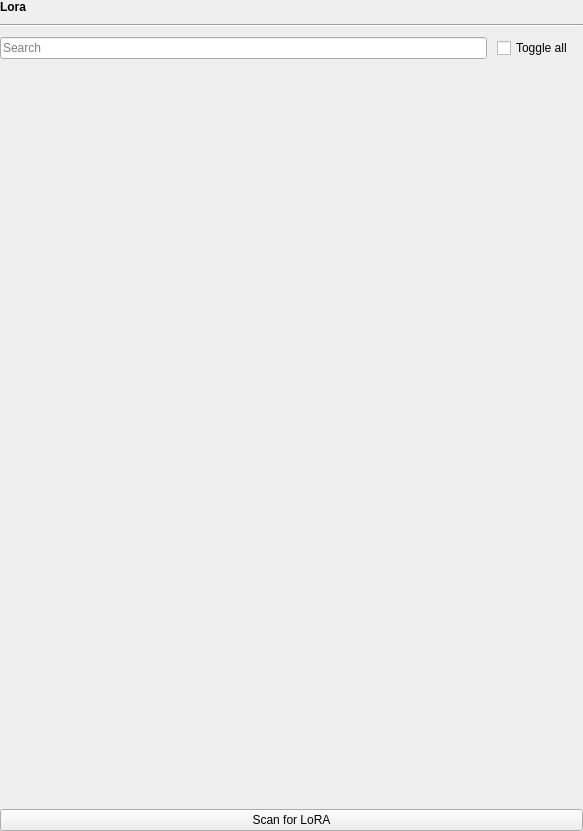
The window that src/airunner/widgets/lora/templates/lora_container.ui (Capsize-Games/airunner) describes before a commit, drawn with Qt 5.
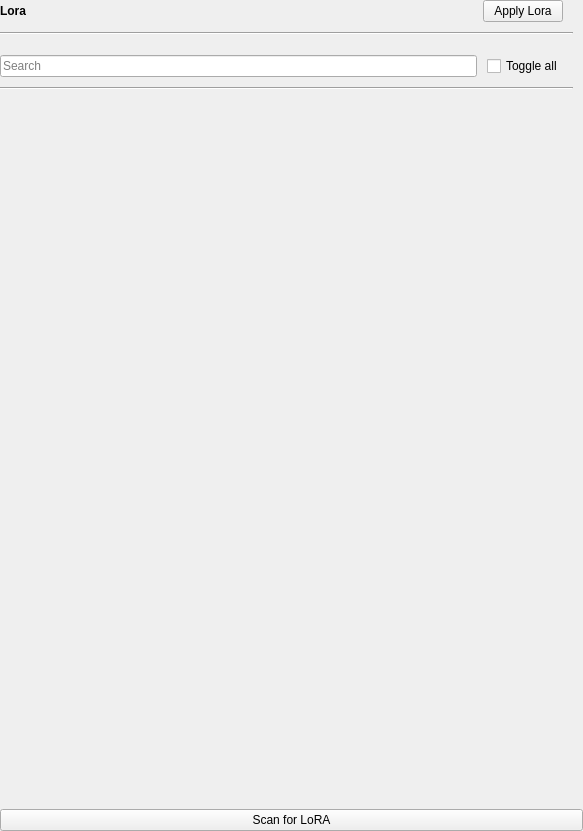
The same window after the commit. Custom widgets are drawn as their Qt base class.

```diff
--- a/src/airunner/widgets/lora/templates/lora_container.ui
+++ b/src/airunner/widgets/lora/templates/lora_container.ui
@@ -32,61 +32,14 @@
    <property name="verticalSpacing">
     <number>10</number>
    </property>
-   <item row="0" column="0">
-    <widget class="QLabel" name="label">
-     <property name="font">
-      <font>
-       <bold>true</bold>
-      </font>
-     </property>
-     <property name="text">
-      <string>Lora</string>
-     </property>
-    </widget>
-   </item>
-   <item row="2" column="0">
-    <layout class="QHBoxLayout" name="horizontalLayout">
-     <property name="spacing">
-      <number>10</number>
-     </property>
-     <property name="rightMargin">
-      <number>10</number>
-     </property>
-     <item>
-      <widget class="QLineEdit" name="lineEdit">
-       <property name="placeholderText">
-        <string>Search</string>
-       </property>
-      </widget>
-     </item>
-     <item>
-      <widget class="QCheckBox" name="toggleAllLora">
-       <property name="font">
-        <font>
-         <pointsize>9</pointsize>
-        </font>
-       </property>
-       <property name="text">
-        <string>Toggle all</string>
-       </property>
-       <property name="checked">
-        <bool>false</bool>
-       </property>
-       <property name="tristate">
-        <bool>false</bool>
-       </property>
-      </widget>
-     </item>
-    </layout>
-   </item>
-   <item row="4" column="0">
+   <item row="8" column="0">
     <widget class="QPushButton" name="pushButton">
      <property name="text">
       <string>Scan for LoRA</string>
      </property>
     </widget>
    </item>
-   <item row="3" column="0">
+   <item row="7" column="0">
     <widget class="QScrollArea" name="lora_scroll_area">
      <property name="font">
       <font>
@@ -108,7 +61,7 @@
         <x>0</x>
         <y>0</y>
         <width>583</width>
-        <height>719</height>
+        <height>665</height>
        </rect>
       </property>
       <layout class="QGridLayout" name="gridLayout_2">
@@ -134,16 +87,200 @@
      </widget>
     </widget>
    </item>
-   <item row="1" column="0">
-    <widget class="Line" name="line">
-     <property name="orientation">
-      <enum>Qt::Orientation::Horizontal</enum>
+   <item row="2" column="0">
+    <layout class="QVBoxLayout" name="verticalLayout">
+     <property name="spacing">
+      <number>10</number>
      </property>
-    </widget>
+     <property name="leftMargin">
+      <number>0</number>
+     </property>
+     <property name="topMargin">
+      <number>0</number>
+     </property>
+     <property name="rightMargin">
+      <number>10</number>
+     </property>
+     <property name="bottomMargin">
+      <number>10</number>
+     </property>
+     <item>
+      <layout class="QHBoxLayout" name="horizontalLayout_2">
+       <property name="rightMargin">
+        <number>10</number>
+       </property>
+       <item>
+        <widget class="QLabel" name="label">
+         <property name="font">
+          <font>
+           <bold>true</bold>
+          </font>
+         </property>
+         <property name="text">
+          <string>Lora</string>
+         </property>
+        </widget>
+       </item>
+       <item>
+        <spacer name="horizontalSpacer">
+         <property name="orientation">
+          <enum>Qt::Orientation::Horizontal</enum>
+         </property>
+         <property name="sizeHint" stdset="0">
+          <size>
+           <width>40</width>
+           <height>20</height>
+          </size>
+         </property>
+        </spacer>
+       </item>
+       <item>
+        <widget class="LoadingWidget" name="loading_icon" native="true">
+         <property name="sizePolicy">
+          <sizepolicy hsizetype="Preferred" vsizetype="Preferred">
+           <horstretch>0</horstretch>
+           <verstretch>0</verstretch>
+          </sizepolicy>
+         </property>
+         <property name="minimumSize">
+          <size>
+           <width>0</width>
+           <height>0</height>
+          </size>
+         </property>
+        </widget>
+       </item>
+       <item>
+        <widget class="QPushButton" name="apply_lora_button">
+         <property name="text">
+          <string>Apply Lora</string>
+         </property>
+        </widget>
+       </item>
+      </layout>
+     </item>
+     <item>
+      <widget class="Line" name="line">
+       <property name="orientation">
+        <enum>Qt::Orientation::Horizontal</enum>
+       </property>
+      </widget>
+     </item>
+     <item>
+      <widget class="SliderWidget" name="lora_scale_slider" native="true">
+       <property name="sizePolicy">
+        <sizepolicy hsizetype="Preferred" vsizetype="Preferred">
+         <horstretch>0</horstretch>
+         <verstretch>0</verstretch>
+        </sizepolicy>
+       </property>
+       <property name="minimumSize">
+        <size>
+         <width>0</width>
+         <height>0</height>
+        </size>
+       </property>
+       <property name="slider_minimum" stdset="0">
+        <number>0</number>
+       </property>
+       <property name="slider_maximum" stdset="0">
+        <number>100</number>
+       </property>
+       <property name="spinbox_minimum" stdset="0">
+        <double>0.000000000000000</double>
+       </property>
+       <property name="spinbox_maximum" stdset="0">
+        <double>1.000000000000000</double>
+       </property>
+       <property name="display_as_float" stdset="0">
+        <bool>true</bool>
+       </property>
+       <property name="settings_property" stdset="0">
+        <string>generator_settings.lora_scale</string>
+       </property>
+       <property name="slider_single_step" stdset="0">
+        <number>1</number>
+       </property>
+       <property name="slider_page_step" stdset="0">
+        <number>5</number>
+       </property>
+       <property name="spinbox_single_step" stdset="0">
+        <double>0.010000000000000</double>
+       </property>
+       <property name="spinbox_page_step" stdset="0">
+        <double>0.100000000000000</double>
+       </property>
+       <property name="label_text" stdset="0">
+        <string>Scale</string>
+       </property>
+      </widget>
+     </item>
+     <item>
+      <layout class="QHBoxLayout" name="horizontalLayout">
+       <property name="spacing">
+        <number>10</number>
+       </property>
+       <property name="leftMargin">
+        <number>0</number>
+       </property>
+       <property name="rightMargin">
+        <number>10</number>
+       </property>
+       <item>
+        <widget class="QLineEdit" name="lineEdit">
+         <property name="placeholderText">
+          <string>Search</string>
+         </property>
+        </widget>
+       </item>
+       <item>
+        <widget class="QCheckBox" name="toggleAllLora">
+         <property name="font">
+          <font>
+           <pointsize>9</pointsize>
+          </font>
+         </property>
+         <property name="text">
+          <string>Toggle all</string>
+         </property>
+         <property name="checked">
+          <bool>false</bool>
+         </property>
+         <property name="tristate">
+          <bool>false</bool>
+         </property>
+        </widget>
+       </item>
+      </layout>
+     </item>
+     <item>
+      <widget class="Line" name="line_2">
+       <property name="orientation">
+        <enum>Qt::Orientation::Horizontal</enum>
+       </property>
+      </widget>
+     </item>
+    </layout>
    </item>
   </layout>
  </widget>
- <resources/>
+ <customwidgets>
+  <customwidget>
+   <class>SliderWidget</class>
+   <extends>QWidget</extends>
+   <header>airunner/widgets/slider/slider_widget</header>
+   <container>1</container>
+  </customwidget>
+  <customwidget>
+   <class>LoadingWidget</class>
+   <extends>QWidget</extends>
+   <header>airunner/widgets/llm/loading_widget</header>
+   <container>1</container>
+  </customwidget>
+ </customwidgets>
+ <resources>
+  <include location="../../../resources_light.qrc"/>
+ </resources>
  <connections>
   <connection>
    <sender>toggleAllLora</sender>
```
Left out of the diff: 27 changed lines with no effect on the pictures.
